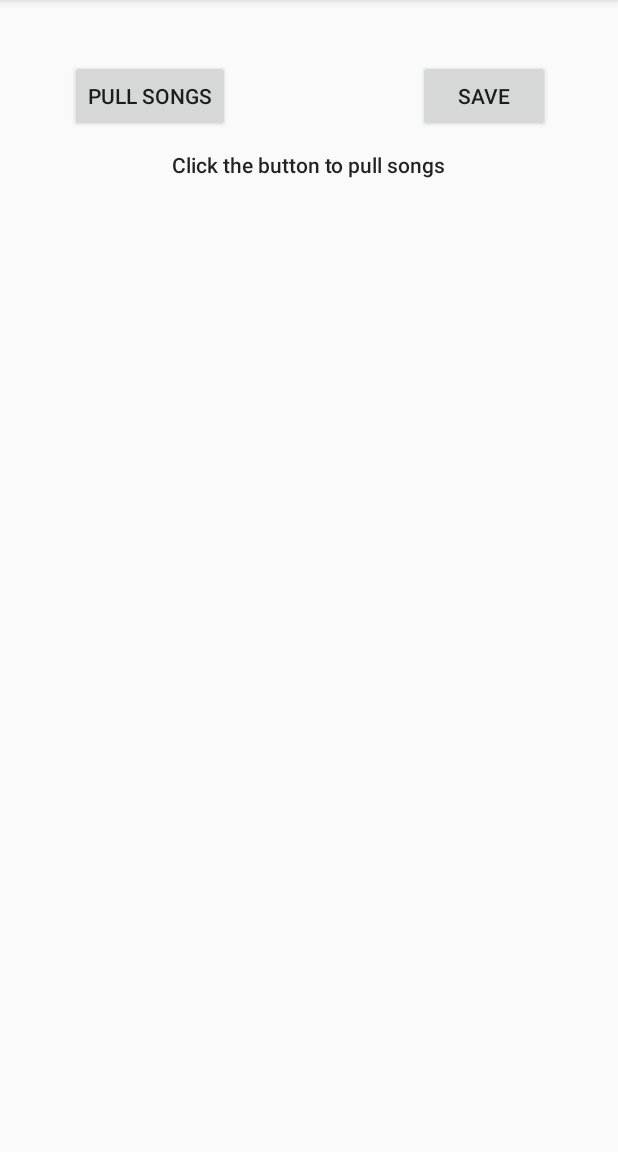
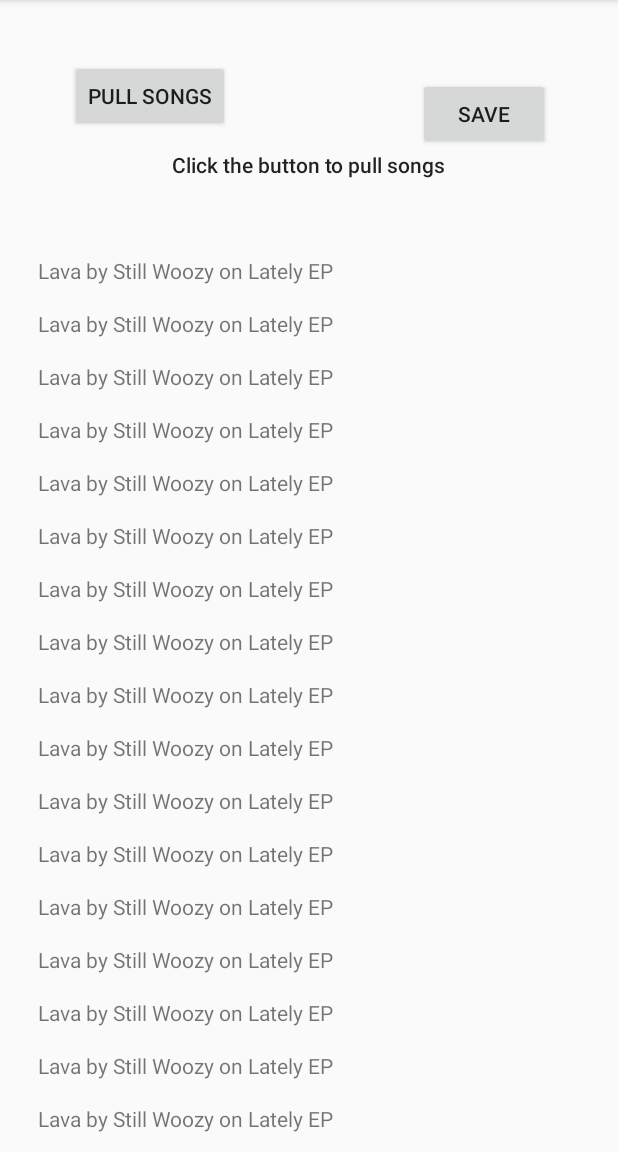
Before and after one commit to pnr14b/MobileAssignment1, an Android app: the MySpotifyAuthenticationActivity screen opened directly, with no data from a screen before it, on a phone screen of 412 x 824 dp, the part 84-1236 px from its top. Run offline under Robolectric (Android 15) with nearby library versions, the phone set to English and light mode, and no system bars; our stand-ins replace Volley; libraries missing offline, so code that uses them is left out: com.spotify.android, com.spotify.protocol, com.spotify.sdk.

Commit message:
added list functionality with RecyclerList

```diff
--- a/app/src/main/java/com/example/testspotify/MySpotifyAuthenticationActivity.java
+++ b/app/src/main/java/com/example/testspotify/MySpotifyAuthenticationActivity.java
@@ -8,6 +8,8 @@ import android.widget.EditText;
 import android.widget.TextView;
 
 import androidx.appcompat.app.AppCompatActivity;
+import androidx.recyclerview.widget.LinearLayoutManager;
+import androidx.recyclerview.widget.RecyclerView;
 
 import com.android.volley.AuthFailureError;
 import com.android.volley.Request;
@@ -26,16 +28,35 @@ import com.spotify.sdk.android.authentication.AuthenticationClient;
 import com.spotify.sdk.android.authentication.AuthenticationRequest;
 import com.spotify.sdk.android.authentication.AuthenticationResponse;
 
+import java.util.ArrayList;
 import java.util.HashMap;
+import java.util.List;
 import java.util.Map;
 
+
 public class MySpotifyAuthenticationActivity extends AppCompatActivity {
+
+    List<lTrack> sampleTrackList = new ArrayList<>();
+
+    private void fillTrackList(){
+        for(int i = 0; i < 30; i++) {
+            sampleTrackList.add(new lTrack("Still Woozy", "Lava", "Lately EP"));
+        }
+    }
+
 
 
     @Override
     protected void onCreate(Bundle savedInstanceState) {
         super.onCreate(savedInstanceState);
         setContentView(R.layout.activity_my_spotify_authentication);
+
+        fillTrackList();
+        SimpleAdapter adapter = new SimpleAdapter(sampleTrackList);
+        RecyclerView recyclerView = (RecyclerView) findViewById(R.id.songList);
+        recyclerView.setHasFixedSize(true);
+        recyclerView.setLayoutManager(new LinearLayoutManager(this));
+        recyclerView.setAdapter(adapter);
     }
 
     public void requestTopSongs(String tok) {
--- /dev/null
+++ b/app/src/main/java/com/example/testspotify/SimpleAdapter.java
@@ -0,0 +1,45 @@
+package com.example.testspotify;
+
+import android.view.LayoutInflater;
+import android.view.View;
+import android.view.ViewGroup;
+
+import androidx.annotation.NonNull;
+import androidx.recyclerview.widget.RecyclerView;
+
+import java.util.ArrayList;
+import java.util.List;
+
+public class SimpleAdapter extends RecyclerView.Adapter {
+
+
+    private List<lTrack> tracks = new ArrayList<>();
+
+    public SimpleAdapter(List<lTrack> tracksDataset){
+        if (tracksDataset != null){
+            this.tracks.addAll(tracksDataset);
+        }
+    }
+
+    @NonNull
+    @Override
+    public RecyclerView.ViewHolder onCreateViewHolder(@NonNull ViewGroup parent, int viewType) {
+            final View view = LayoutInflater.from(parent.getContext()).inflate(viewType, parent, false);
+            return new SimpleViewHolder(view);
+    }
+
+    @Override
+    public void onBindViewHolder(@NonNull RecyclerView.ViewHolder holder, int position) {
+        ((SimpleViewHolder) holder).bindData(tracks.get(position));
+    }
+
+    @Override
+    public int getItemCount() {
+        return tracks.size();
+    }
+
+    @Override
+    public int getItemViewType(final int position) {
+        return R.layout.item_simple_itemview;
+    }
+}
--- /dev/null
+++ b/app/src/main/java/com/example/testspotify/SimpleViewHolder.java
@@ -0,0 +1,20 @@
+package com.example.testspotify;
+
+import android.view.View;
+import android.widget.TextView;
+
+import androidx.annotation.NonNull;
+import androidx.recyclerview.widget.RecyclerView;
+
+public class SimpleViewHolder extends RecyclerView.ViewHolder {
+    private TextView simpleTextView;
+
+    public SimpleViewHolder(@NonNull View itemView) {
+        super(itemView);
+        simpleTextView = (TextView)itemView.findViewById(R.id.simple_text);
+    }
+
+    public void bindData(final lTrack track1) {
+        simpleTextView.setText(track1.getSong() + " by " + track1.getArtist() + " on " + track1.getAlbum());
+    }
+}
--- /dev/null
+++ b/app/src/main/java/com/example/testspotify/lTrack.java
@@ -0,0 +1,25 @@
+package com.example.testspotify;
+
+public class lTrack {
+    private String artist;
+    private String song;
+    private String album;
+
+    public lTrack(String artist, String song, String album){
+        this.artist = artist;
+        this.album = album;
+        this.song = song;
+    }
+
+    public String getSong(){
+        return this.song;
+    }
+
+    public String getArtist(){
+        return this.artist;
+    }
+
+    public String getAlbum(){
+        return this.album;
+    }
+}
--- a/app/src/main/res/layout/activity_my_spotify_authentication.xml
+++ b/app/src/main/res/layout/activity_my_spotify_authentication.xml
@@ -31,17 +31,20 @@
         app:layout_constraintTop_toTopOf="parent" />
 
     <androidx.recyclerview.widget.RecyclerView
-        android:layout_width="395dp"
-        android:layout_height="595dp"
+        android:id="@+id/songList"
+        android:layout_width="378dp"
+        android:layout_height="605dp"
         app:layout_constraintBottom_toBottomOf="parent"
         app:layout_constraintEnd_toEndOf="parent"
-        app:layout_constraintStart_toStartOf="parent" />
+        app:layout_constraintStart_toStartOf="parent"
+        app:layout_constraintTop_toTopOf="parent"
+        app:layout_constraintVertical_bias="1.0" />
 
     <Button
         android:id="@+id/saveButton"
         android:layout_width="wrap_content"
         android:layout_height="wrap_content"
-        android:layout_marginTop="40dp"
+        android:layout_marginTop="52dp"
         android:layout_marginEnd="44dp"
         android:text="Save"
         app:layout_constraintEnd_toEndOf="parent"
--- /dev/null
+++ b/app/src/main/res/layout/item_simple_itemview.xml
@@ -0,0 +1,13 @@
+<?xml version="1.0" encoding="utf-8"?>
+<FrameLayout xmlns:android="http://schemas.android.com/apk/res/android"
+    xmlns:tools="http://schemas.android.com/tools"
+    android:layout_width="wrap_content"
+    android:layout_height="wrap_content"
+    android:layout_margin="8dp">
+
+    <TextView
+        android:id="@+id/simple_text"
+        android:layout_width="wrap_content"
+        android:layout_height="wrap_content"
+        tools:text="This is some temp text" />
+</FrameLayout>
```
